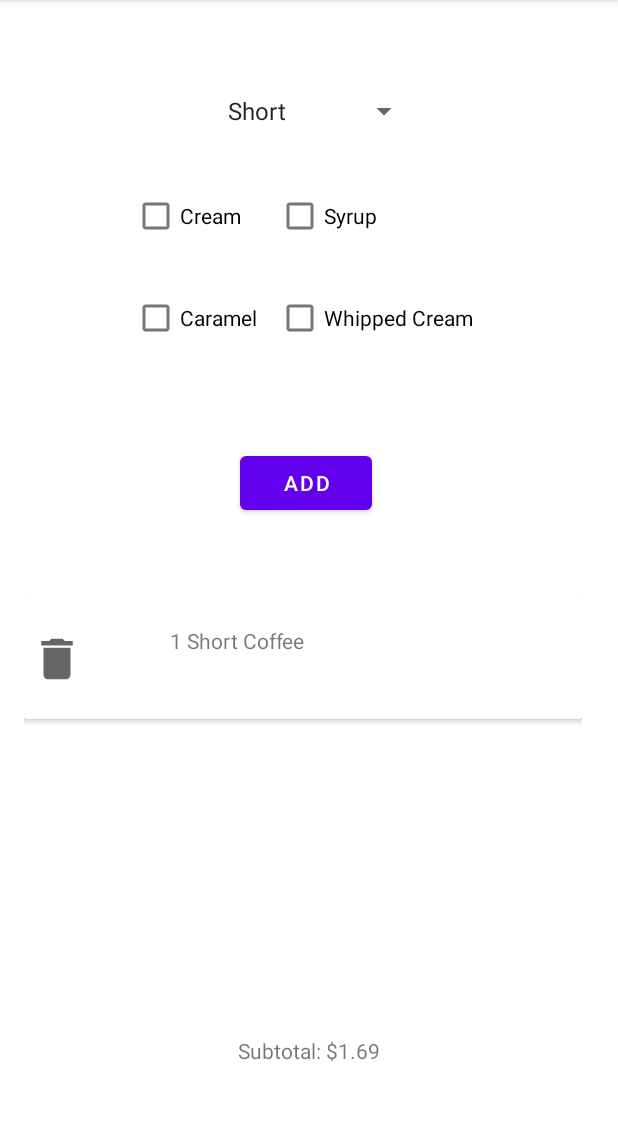
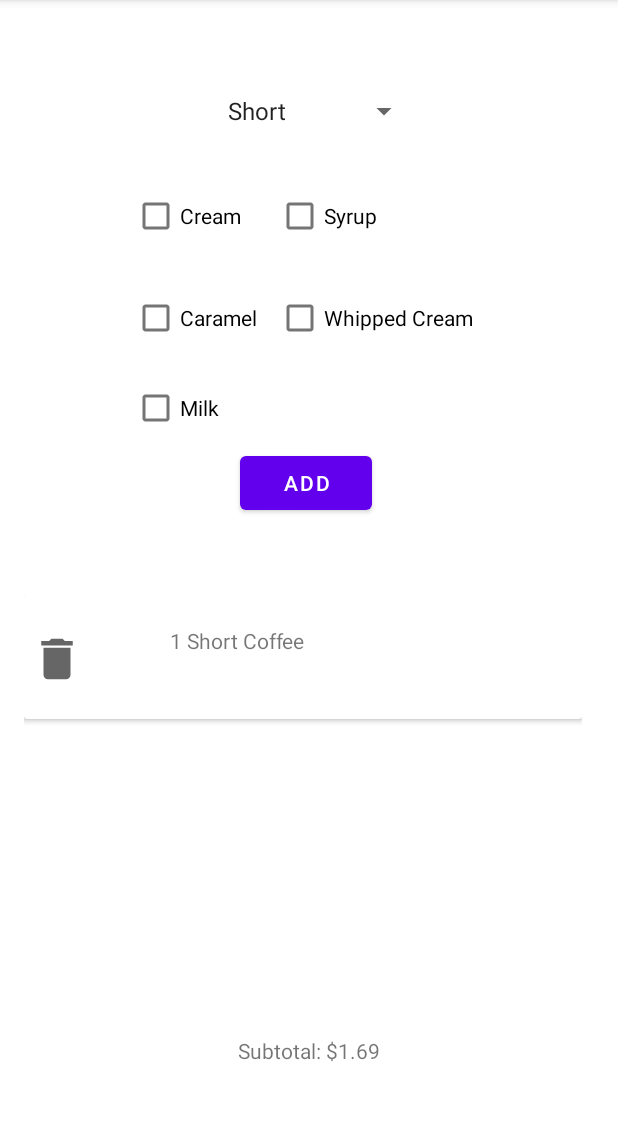
Before and after one commit to MarkHolleran/RUCafe-2, an Android app: the coffee_order screen opened directly, with no data from a screen before it, after a tap on "ADD", on a phone screen of 412 x 824 dp, the part 84-1205 px from its top. Run offline under Robolectric (Android 15) with nearby library versions, the phone set to English and light mode, and no system bars.

Commit message:
addedMilk
addedMilk

```diff
--- a/app/src/main/java/com/rutgers/rucafe/Coffee.java
+++ b/app/src/main/java/com/rutgers/rucafe/Coffee.java
@@ -27,6 +27,7 @@ public class Coffee extends MenuItem implements Customizable {
     public static final String SYRUP = "Syrup";
     public static final String CARAMEL = "Caramel";
     public static final String WHIPPEDCREAM = "Whipped Cream";
+    public static final String MILK = "Milk";
 
     private ArrayList<String> addins;
     private String size = null;
@@ -53,7 +54,6 @@ public class Coffee extends MenuItem implements Customizable {
 
         if (size.equals(SHORT)){
             this.setItemPrice(PRICE_OF_SIZE_SHORT);
-
         }else if (size.equals(TALL)){
             this.setItemPrice(PRICE_OF_SIZE_TALL);
         }else if (size.equals(GRANDE)){
--- a/app/src/main/java/com/rutgers/rucafe/coffee_order.java
+++ b/app/src/main/java/com/rutgers/rucafe/coffee_order.java
@@ -38,12 +38,14 @@ public class coffee_order extends AppCompatActivity implements AdapterView.OnIte
     private CheckBox syrup;
     private CheckBox caramel;
     private CheckBox whippedCream;
+    private CheckBox milk;
     private TextView subtotal;
 
     public static final String CREAM = "Cream";
     public static final String SYRUP = "Syrup";
     public static final String CARAMEL = "Caramel";
     public static final String WHIPPEDCREAM = "Whipped Cream";
+    public static final String MILK = "Milk";
 
     /**
      * Initializes variables and creates buttons and the view to order Coffee.
@@ -74,6 +76,8 @@ public class coffee_order extends AppCompatActivity implements AdapterView.OnIte
         syrup = findViewById(R.id.syrupCoffee);
         caramel = findViewById(R.id.caramelCoffee);
         whippedCream = findViewById(R.id.whippedCreamCoffee);
+        milk = findViewById(R.id.milkCoffee);
+
         subtotal = findViewById(R.id.coffeeSubTotal);
         subtotal.setText(String.format("Subtotal: $"+"%.2f", coffeeOrders.orderPrice()));
         coffeeAdapter.notifyDataSetChanged();
@@ -125,6 +129,7 @@ public class coffee_order extends AppCompatActivity implements AdapterView.OnIte
         syrup.setChecked(false);
         caramel.setChecked(false);
         whippedCream.setChecked(false);
+        milk.setChecked(false);
     }
 
 
@@ -140,6 +145,7 @@ public class coffee_order extends AppCompatActivity implements AdapterView.OnIte
         toppings.remove(SYRUP);
         toppings.remove(CARAMEL);
         toppings.remove(WHIPPEDCREAM);
+        toppings.remove(MILK);
 
         if(cream.isChecked()){
             toppings.add(CREAM);
@@ -153,6 +159,10 @@ public class coffee_order extends AppCompatActivity implements AdapterView.OnIte
         if(whippedCream.isChecked()){
             toppings.add(WHIPPEDCREAM);
         }
+        if(milk.isChecked()){
+            toppings.add(MILK);
+        }
+
     }
 
 
--- a/app/src/main/java/com/rutgers/rucafe/current_order.java
+++ b/app/src/main/java/com/rutgers/rucafe/current_order.java
@@ -64,6 +64,19 @@ public class current_order extends AppCompatActivity {
              */
             @Override
             public void onClick(View view) {
+                onClickFunctionality(view);
+            }
+        });
+
+        itemAdapter.setOnItemClickListener(this::removeItem);
+    }
+
+    /**
+     * The actual functionality of confirmations to place an order.
+     *
+     * @param view View containing where the selection happened.
+     */
+    private void onClickFunctionality(View view){
         if (allOrders.getOrder().isEmpty()) {
             Resources res = getResources();
             String text = res.getString(R.string.EmptyBasket);
@@ -84,11 +97,6 @@ public class current_order extends AppCompatActivity {
             AlertDialog dialog = alert.create();
             dialog.show();
         }
-
-            }
-        });
-
-        itemAdapter.setOnItemClickListener(this::removeItem);
     }
 
     /**
--- a/app/src/main/res/layout/activity_coffee_order.xml
+++ b/app/src/main/res/layout/activity_coffee_order.xml
@@ -46,6 +46,16 @@
         app:layout_constraintStart_toStartOf="parent"
         app:layout_constraintTop_toTopOf="parent" />
 
+    <CheckBox
+        android:id="@+id/milkCoffee"
+        android:layout_width="wrap_content"
+        android:layout_height="wrap_content"
+        android:layout_marginStart="88dp"
+        android:layout_marginTop="12dp"
+        android:text="@string/milkCoffee"
+        app:layout_constraintStart_toStartOf="parent"
+        app:layout_constraintTop_toBottomOf="@+id/caramelCoffee" />
+
     <Spinner
         android:id="@+id/spinnerCoffee"
         android:layout_width="136dp"
--- a/app/src/main/res/values/strings.xml
+++ b/app/src/main/res/values/strings.xml
@@ -18,6 +18,7 @@
     <string name="syrupCoffee">Syrup</string>
     <string name="caramelCoffee">Caramel</string>
     <string name="whippedCreamCoffee">Whipped Cream</string>
+    <string name="milkCoffee">Milk</string>
 
 
     <string-array name="coffeeSizes">
```
Lines whose indentation alone changed are shown as unchanged.
